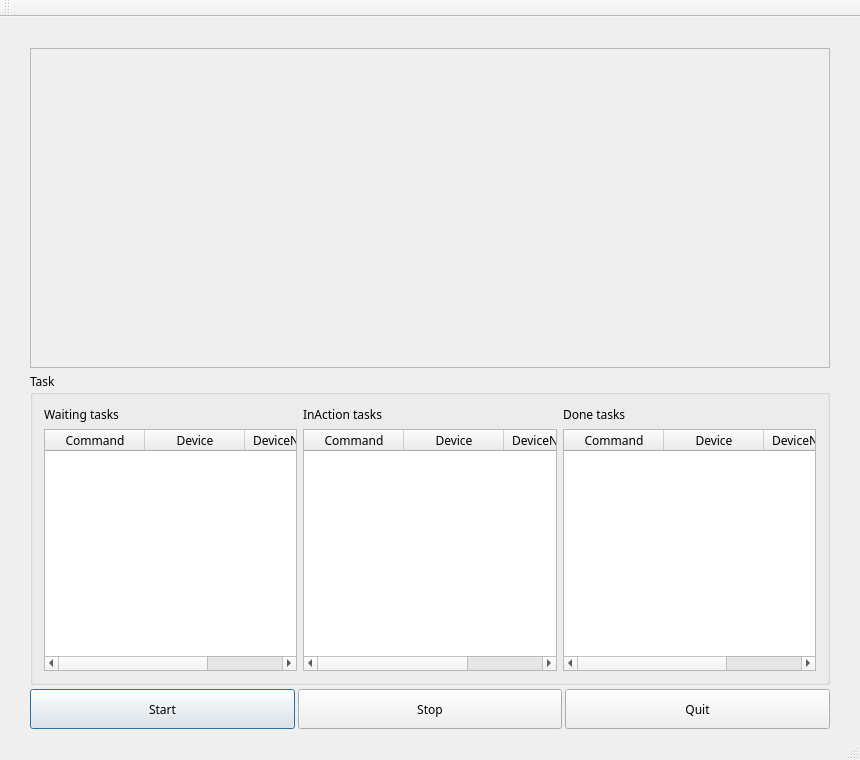
First picture: the form in Robot_v1/mainwindow.ui, repository wayneliu0512/Robot_v1, before the edit.
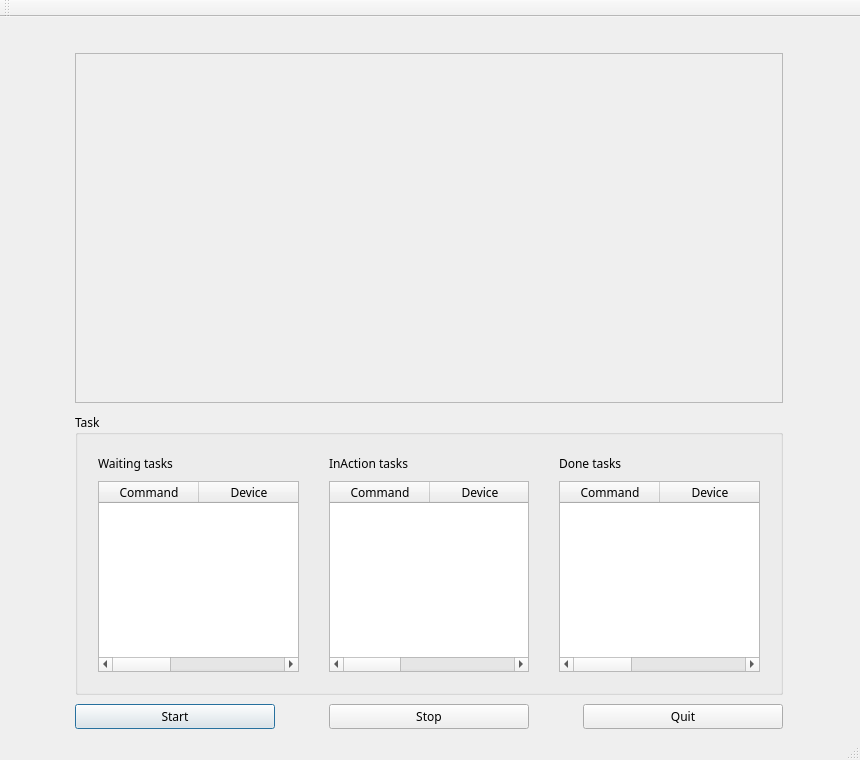
Second picture: the form after the edit. Icons and pictures are not drawn. Custom widgets are drawn as their Qt base class.

Patch:
```diff
--- a/Robot_v1/mainwindow.ui
+++ b/Robot_v1/mainwindow.ui
@@ -33,18 +33,21 @@
     <property name="bottomMargin">
      <number>9</number>
     </property>
-    <property name="horizontalSpacing">
-     <number>3</number>
-    </property>
-    <property name="verticalSpacing">
-     <number>4</number>
+    <property name="spacing">
+     <number>9</number>
     </property>
     <item row="3" column="1">
      <widget class="QPushButton" name="Button_Stop">
       <property name="minimumSize">
        <size>
         <width>0</width>
-        <height>40</height>
+        <height>0</height>
+       </size>
+      </property>
+      <property name="maximumSize">
+       <size>
+        <width>200</width>
+        <height>16777215</height>
        </size>
       </property>
       <property name="statusTip">
@@ -57,10 +60,22 @@
     </item>
     <item row="3" column="2">
      <widget class="QPushButton" name="Button_Quit">
+      <property name="sizePolicy">
+       <sizepolicy hsizetype="Minimum" vsizetype="Minimum">
+        <horstretch>0</horstretch>
+        <verstretch>0</verstretch>
+       </sizepolicy>
+      </property>
       <property name="minimumSize">
        <size>
         <width>0</width>
-        <height>40</height>
+        <height>0</height>
+       </size>
+      </property>
+      <property name="maximumSize">
+       <size>
+        <width>200</width>
+        <height>16777215</height>
        </size>
       </property>
       <property name="statusTip">
@@ -76,7 +91,13 @@
       <property name="minimumSize">
        <size>
         <width>0</width>
-        <height>40</height>
+        <height>0</height>
+       </size>
+      </property>
+      <property name="maximumSize">
+       <size>
+        <width>200</width>
+        <height>16777215</height>
        </size>
       </property>
       <property name="statusTip">
@@ -95,10 +116,16 @@
     </item>
     <item row="1" column="0" colspan="3">
      <widget class="QScrollArea" name="scrollArea">
+      <property name="sizePolicy">
+       <sizepolicy hsizetype="Preferred" vsizetype="Preferred">
+        <horstretch>0</horstretch>
+        <verstretch>0</verstretch>
+       </sizepolicy>
+      </property>
       <property name="minimumSize">
        <size>
-        <width>800</width>
-        <height>320</height>
+        <width>0</width>
+        <height>350</height>
        </size>
       </property>
       <property name="widgetResizable">
@@ -109,8 +136,8 @@
         <rect>
          <x>0</x>
          <y>0</y>
-         <width>798</width>
-         <height>318</height>
+         <width>706</width>
+         <height>348</height>
         </rect>
        </property>
       </widget>
@@ -121,7 +148,31 @@
       <property name="title">
        <string>Task</string>
       </property>
+      <property name="alignment">
+       <set>Qt::AlignLeading|Qt::AlignLeft|Qt::AlignVCenter</set>
+      </property>
+      <property name="flat">
+       <bool>false</bool>
+      </property>
       <layout class="QGridLayout" name="gridLayout_2">
+       <property name="leftMargin">
+        <number>20</number>
+       </property>
+       <property name="topMargin">
+        <number>20</number>
+       </property>
+       <property name="rightMargin">
+        <number>20</number>
+       </property>
+       <property name="bottomMargin">
+        <number>20</number>
+       </property>
+       <property name="horizontalSpacing">
+        <number>30</number>
+       </property>
+       <property name="verticalSpacing">
+        <number>9</number>
+       </property>
        <item row="0" column="1">
         <widget class="QLabel" name="label_2">
          <property name="text">
@@ -143,10 +194,22 @@
        </item>
        <item row="1" column="0">
         <widget class="QTableWidget" name="tableWidget_Waiting">
+         <property name="sizePolicy">
+          <sizepolicy hsizetype="Preferred" vsizetype="Preferred">
+           <horstretch>0</horstretch>
+           <verstretch>0</verstretch>
+          </sizepolicy>
+         </property>
          <property name="minimumSize">
           <size>
            <width>0</width>
-           <height>200</height>
+           <height>130</height>
+          </size>
+         </property>
+         <property name="maximumSize">
+          <size>
+           <width>302</width>
+           <height>16777215</height>
           </size>
          </property>
          <property name="font">
@@ -183,10 +246,22 @@
        </item>
        <item row="1" column="1">
         <widget class="QTableWidget" name="tableWidget_InAction">
+         <property name="sizePolicy">
+          <sizepolicy hsizetype="Preferred" vsizetype="Preferred">
+           <horstretch>0</horstretch>
+           <verstretch>0</verstretch>
+          </sizepolicy>
+         </property>
          <property name="minimumSize">
           <size>
            <width>0</width>
-           <height>200</height>
+           <height>130</height>
+          </size>
+         </property>
+         <property name="maximumSize">
+          <size>
+           <width>302</width>
+           <height>16777215</height>
           </size>
          </property>
          <property name="statusTip">
@@ -211,10 +286,22 @@
        </item>
        <item row="1" column="2">
         <widget class="QTableWidget" name="tableWidget_Done">
+         <property name="sizePolicy">
+          <sizepolicy hsizetype="Preferred" vsizetype="Preferred">
+           <horstretch>0</horstretch>
+           <verstretch>0</verstretch>
+          </sizepolicy>
+         </property>
          <property name="minimumSize">
           <size>
            <width>0</width>
-           <height>200</height>
+           <height>130</height>
+          </size>
+         </property>
+         <property name="maximumSize">
+          <size>
+           <width>302</width>
+           <height>16777215</height>
           </size>
          </property>
          <property name="statusTip">
```
